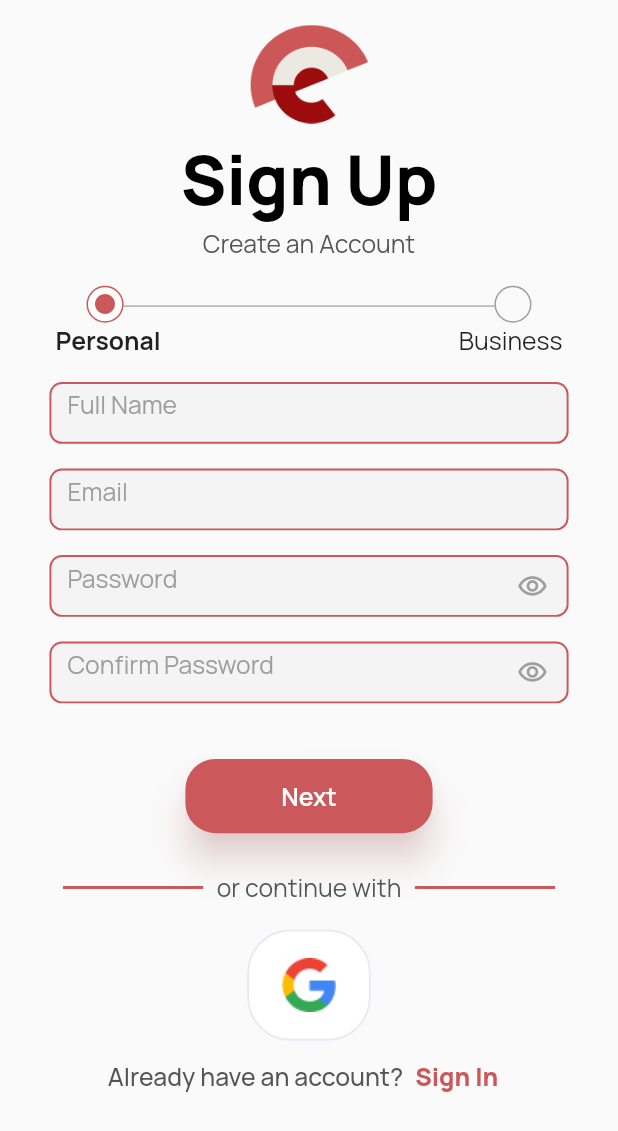
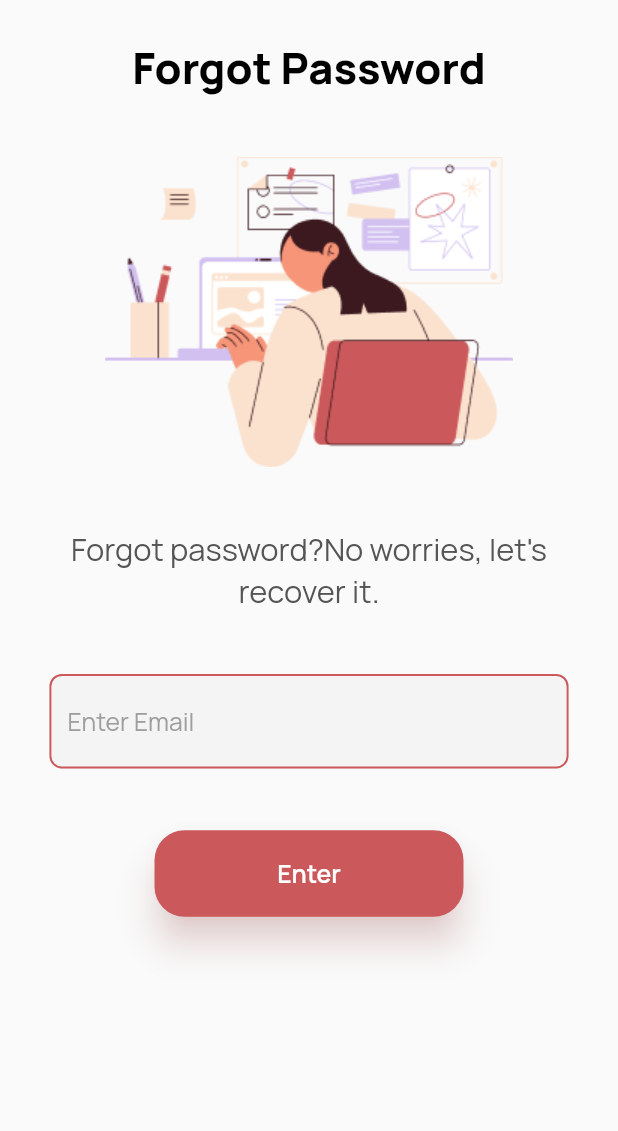
Before and after one commit to Aliza02/E-Vent-Vendor, a Flutter app: the screen it shows after launch, on a phone screen of 412 x 824 dp. Shown: the top 1131 px of the screen. Run offline on Flutter 3.47's test engine with Material 2 defaults, Android fonts, the phone set to English and light mode, and no system bars.

Commit message:
forgot password screen UI

```diff
--- /dev/null
+++ b/lib/constants/images.dart
@@ -0,0 +1,6 @@
+class AppImages {
+  static const String logo = 'assets/images/logo.png';
+  static const String forgotPassword =
+      'assets/images/forgot_password_email.png';
+  static const String resetPassword = 'assets/images/reset_password.png';
+}
--- a/lib/main.dart
+++ b/lib/main.dart
@@ -1,3 +1,4 @@
+import 'package:eventually_vendor/screens/forgot_password.dart';
 import 'package:eventually_vendor/screens/login.dart';
 import 'package:eventually_vendor/screens/onboard.dart';
 import 'package:eventually_vendor/screens/otp_verification.dart';
@@ -18,13 +19,14 @@ class MyApp extends StatelessWidget {
   Widget build(BuildContext context) {
     return MaterialApp(
         debugShowCheckedModeBanner: false,
-        initialRoute: '/signup',
+        initialRoute: '/forgotpassword',
         routes: {
           '/onboard': (context) => onboard(),
           '/login': (context) => login(),
           '/signup': (context) => signup(),
           '/otpverification': (context) => otp_verification(),
           '/signup_business': (context) => signup_business(),
+          '/forgotpassword': (context) => forgotPassword(),
         });
   }
 }
--- /dev/null
+++ b/lib/screens/forgot_password.dart
@@ -0,0 +1,59 @@
+import 'package:eventually_vendor/widget/button.dart';
+import 'package:eventually_vendor/widget/forgot_password_image.dart';
+import 'package:eventually_vendor/widget/heading.dart';
+import 'package:eventually_vendor/widget/subheading.dart';
+import 'package:eventually_vendor/widget/textfield.dart';
+import 'package:flutter/material.dart';
+import 'package:flutter/src/widgets/framework.dart';
+import 'package:flutter/src/widgets/placeholder.dart';
+
+class forgotPassword extends StatefulWidget {
+  const forgotPassword({super.key});
+
+  @override
+  State<forgotPassword> createState() => _forgotPasswordState();
+}
+
+class _forgotPasswordState extends State<forgotPassword> {
+  @override
+  Widget build(BuildContext context) {
+    double width = MediaQuery.of(context).size.width;
+    double height = MediaQuery.of(context).size.height;
+    return SafeArea(
+      child: Scaffold(
+        resizeToAvoidBottomInset: false,
+        backgroundColor: Color(0xFFFAFAFA),
+        body: Container(
+          padding: EdgeInsets.symmetric(horizontal: width * 0.08),
+          width: width,
+          height: height,
+          child: Column(
+            children: [
+              heading(
+                  title: 'Forgot Password',
+                  heightFromTop: height * 0.03,
+                  fontSize: width * 0.07),
+              forgotPasswordImage(), // image
+              subHeading(
+                  title: "Forgot password?No worries, let's",
+                  fontSize: width * 0.05),
+
+              subHeading(title: "recover it.", fontSize: width * 0.05),
+
+              Container(
+                margin: EdgeInsets.symmetric(vertical: width * 0.1),
+                child: textFormField(title: 'Enter Email'),
+              ),
+
+              Container(
+                width: width * 0.5,
+                height: height * 0.07,
+                child: button(label: 'Enter', onpressed: () {}),
+              ),
+            ],
+          ),
+        ),
+      ),
+    );
+  }
+}
--- a/lib/screens/otp_verification.dart
+++ b/lib/screens/otp_verification.dart
@@ -1,4 +1,3 @@
-import 'package:email_otp/email_otp.dart';
 import 'package:eventually_vendor/widget/button.dart';
 import 'package:flutter/material.dart';
 import 'package:flutter/src/widgets/framework.dart';
@@ -30,7 +29,6 @@ class _otp_verificationState extends State<otp_verification> {
     );
   }
 
-  TextEditingController otpController = TextEditingController();
   @override
   Widget build(BuildContext context) {
     double height = MediaQuery.of(context).size.height;
--- /dev/null
+++ b/lib/widget/forgot_password_image.dart
@@ -0,0 +1,22 @@
+import 'package:flutter/material.dart';
+import 'package:flutter/src/widgets/framework.dart';
+import 'package:flutter/src/widgets/placeholder.dart';
+import '../constants/images.dart';
+
+class forgotPasswordImage extends StatelessWidget {
+  const forgotPasswordImage({super.key});
+
+  @override
+  Widget build(BuildContext context) {
+    double width = MediaQuery.of(context).size.width;
+    double height = MediaQuery.of(context).size.height;
+    return Container(
+      margin: EdgeInsets.fromLTRB(0.0, 0.0, 0.0, 0.0),
+      child: Image.asset(
+        AppImages.forgotPassword,
+        height: height * 0.35,
+        width: width * 0.9,
+      ),
+    );
+  }
+}
--- a/pubspec.yaml
+++ b/pubspec.yaml
@@ -67,6 +67,7 @@ flutter:
     - assets/images/screen2.png
     - assets/images/screen3.png
     - assets/images/google-logo.png
+    - assets/images/forgot_password_email.png
 
   # An image asset can refer to one or more resolution-specific "variants", see
   # https://flutter.dev/assets-and-images/#resolution-aware
```
Also changed, not shown: assets/images/forgot_password_email.png (added), assets/images/reset_password.png (added), lib/screens/password_reset.dart (added).
